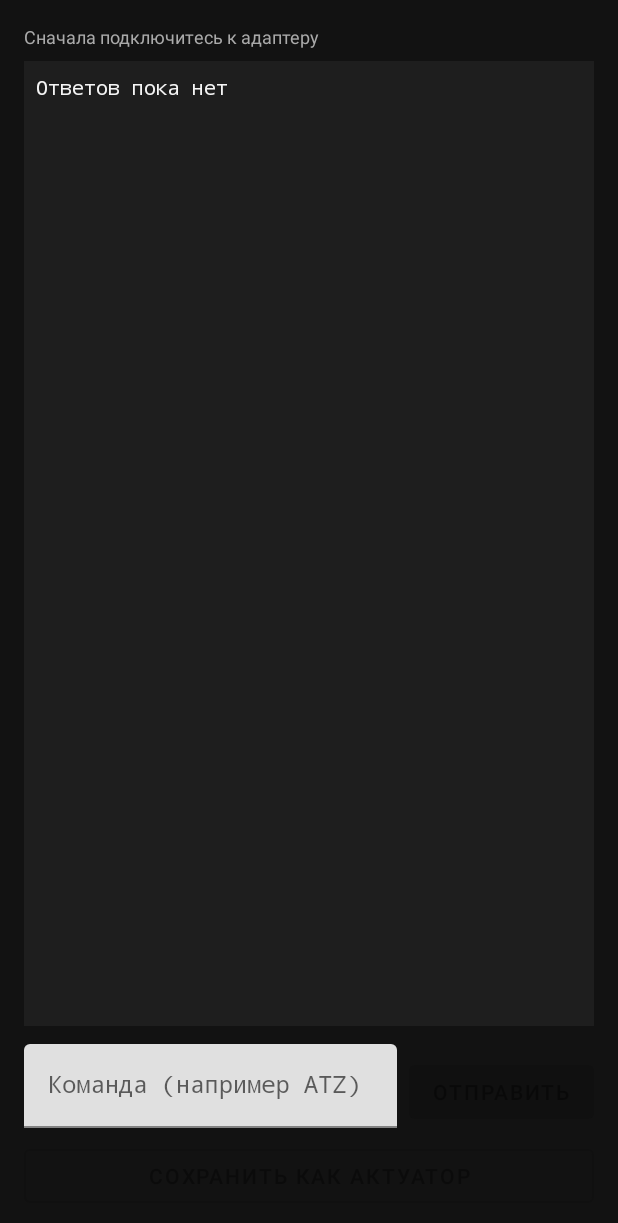
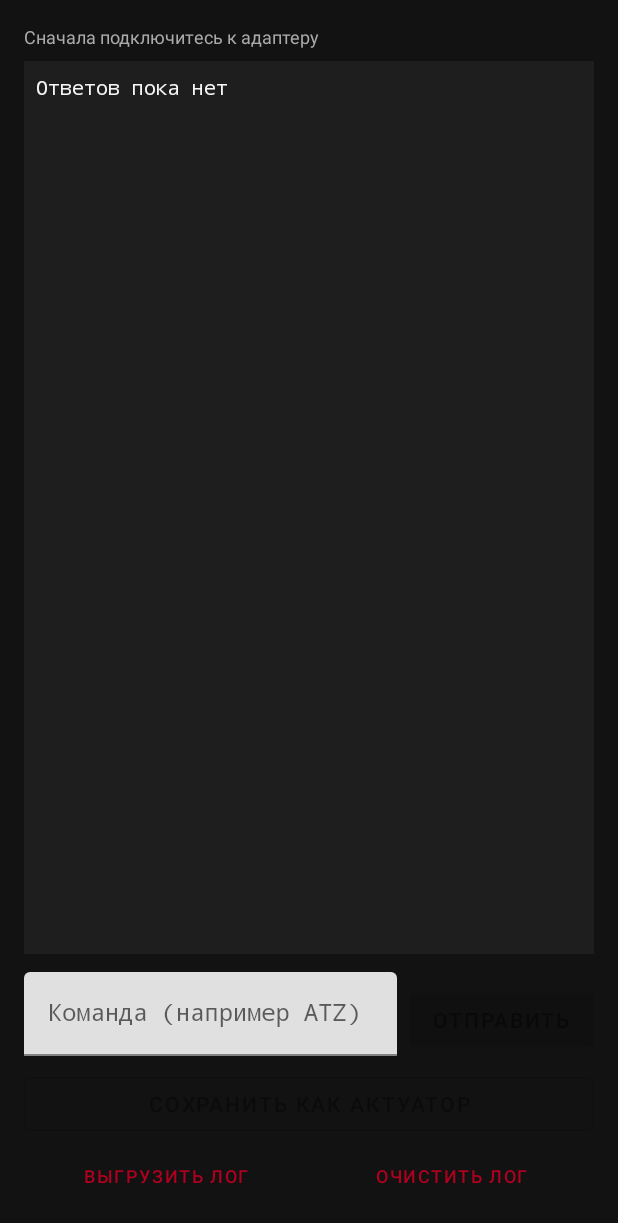
Before and after one commit to kapyctnik-ai/volvo960, an Android app: the screen it shows after launch (ConsoleActivity), after a tap on "КОНСОЛЬ КОМАНД", on a phone screen of 412 x 824 dp. Shown: the top 1223 px of the screen. Run offline under Robolectric (Android 15) with nearby library versions, the phone set to English and light mode, and no system bars; our stand-ins replace Room's generated code.

Commit message:
Add log export from the console; keep last coolant reading during holds
The fan actuator reports a healthy hold but the fan doesn't spin, and
there was no way to see what actually went over the wire from the phone.
The transport already logs every request and response — expose it:
a share button (via FileProvider) and a clear button on the console
screen.

Coolant polling still pauses during a hold, but the last reading now
stays on screen instead of blanking to a dash, which read as a fault.

Bump to 0.6.0.

```diff
--- a/app/build.gradle.kts
+++ b/app/build.gradle.kts
@@ -12,8 +12,8 @@ android {
         applicationId = "com.volvo960.obdctl"
         minSdk = 26
         targetSdk = 34
-        versionCode = 5
-        versionName = "0.5.0"
+        versionCode = 6
+        versionName = "0.6.0"
     }
 
     buildTypes {
--- a/app/src/main/java/com/volvo960/obdctl/ui/main/MainViewModel.kt
+++ b/app/src/main/java/com/volvo960/obdctl/ui/main/MainViewModel.kt
@@ -46,14 +46,17 @@ class MainViewModel(application: Application) : AndroidViewModel(application) {
         // request sent into the middle of it would break the session and drop
         // the actuator.
         viewModelScope.launch {
+            connectionState.collectLatest { state ->
+                if (state !is ConnectionState.Connected) _coolantTempC.value = null
+            }
+        }
+        viewModelScope.launch {
             combine(connectionState, activeHolds) { state, holds ->
                 state is ConnectionState.Connected && holds.isEmpty()
             }.collectLatest { shouldPoll ->
-                if (shouldPoll) {
-                    pollCoolantTemp()
-                } else {
-                    _coolantTempC.value = null
-                }
+                // Paused during a hold, but the last reading stays on screen —
+                // blanking it there reads as a fault rather than as a pause.
+                if (shouldPoll) pollCoolantTemp()
             }
         }
     }
--- a/app/src/main/res/layout/activity_console.xml
+++ b/app/src/main/res/layout/activity_console.xml
@@ -72,4 +72,28 @@
         android:enabled="false"
         android:text="@string/action_save_as_actuator" />
 
+    <LinearLayout
+        android:layout_width="match_parent"
+        android:layout_height="wrap_content"
+        android:orientation="horizontal">
+
+        <Button
+            android:id="@+id/buttonShareLog"
+            style="@style/Widget.MaterialComponents.Button.TextButton"
+            android:layout_width="0dp"
+            android:layout_height="wrap_content"
+            android:layout_weight="1"
+            android:text="@string/action_share_log"
+            android:textSize="12sp" />
+
+        <Button
+            android:id="@+id/buttonClearLog"
+            style="@style/Widget.MaterialComponents.Button.TextButton"
+            android:layout_width="0dp"
+            android:layout_height="wrap_content"
+            android:layout_weight="1"
+            android:text="@string/action_clear_log"
+            android:textSize="12sp" />
+    </LinearLayout>
+
 </LinearLayout>
--- a/app/src/main/res/values/strings.xml
+++ b/app/src/main/res/values/strings.xml
@@ -69,6 +69,11 @@
     <string name="action_save_as_actuator">Сохранить как актуатор</string>
     <string name="console_no_response_yet">Ответов пока нет</string>
     <string name="console_not_connected">Сначала подключитесь к адаптеру</string>
+    <string name="action_share_log">Выгрузить лог</string>
+    <string name="action_clear_log">Очистить лог</string>
+    <string name="log_cleared">Лог очищен</string>
+    <string name="log_empty">Лог пуст</string>
+    <string name="share_log_title">Лог обмена с адаптером</string>
 
     <!-- Service / notifications -->
     <string name="notif_channel_status_name">Статус подключения</string>
--- /dev/null
+++ b/app/src/main/res/xml/file_paths.xml
@@ -0,0 +1,5 @@
+<?xml version="1.0" encoding="utf-8"?>
+<paths>
+    <external-files-path name="logs" path="." />
+    <files-path name="internal" path="." />
+</paths>
```
Also changed, not shown: app/src/main/AndroidManifest.xml (+11 -0 lines), app/src/main/java/com/volvo960/obdctl/transport/CommandLogger.kt (+8 -0 lines), app/src/main/java/com/volvo960/obdctl/ui/console/ConsoleActivity.kt (+28 -0 lines).
